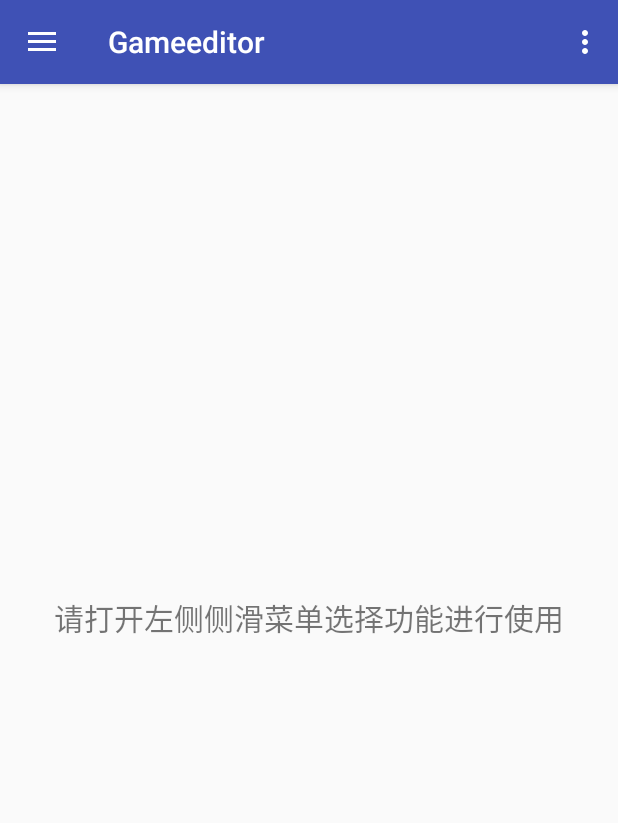
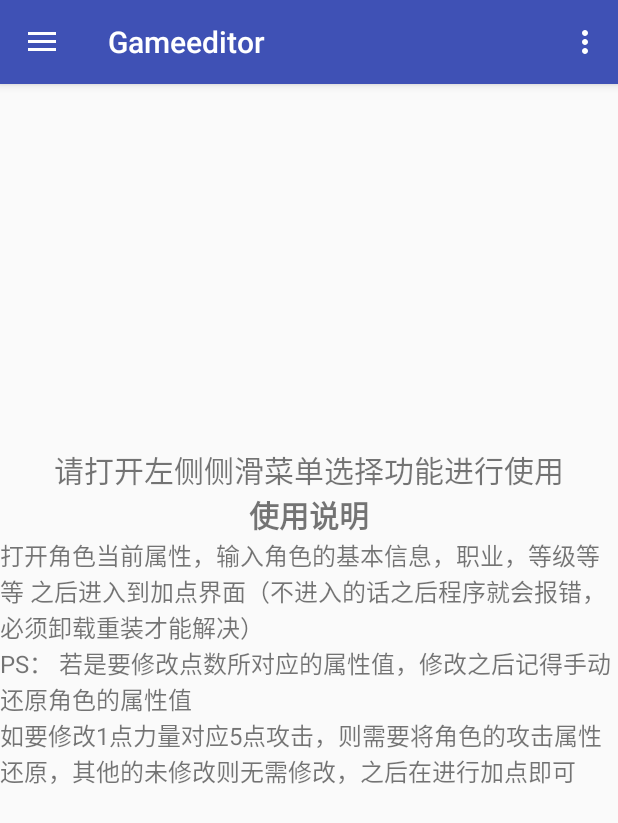
Before and after one commit to Stars-One/Game_editor, an Android app: the MainActivity screen opened directly, with no data from a screen before it, on a phone screen of 412 x 824 dp. Shown: the top 823 px of the screen. Run offline under Robolectric (Android 15) with nearby library versions, the phone set to English and light mode, and no system bars; libraries missing offline, so code that uses them is left out: com.yalantis.ucrop.

Commit message:
增加首页的使用说明

```diff
--- a/app/src/main/java/com/wan/gameditor/activity/MainActivity.java
+++ b/app/src/main/java/com/wan/gameditor/activity/MainActivity.java
@@ -194,6 +194,7 @@ public class MainActivity extends AppCompatActivity
                 startActivity(intent1);
                 break;
             case R.id.new_part:
+                Toast.makeText(this, "功能还在开发中...", Toast.LENGTH_SHORT).show();
                 break;
             case R.id.about:
                 onBackPressed();
--- a/app/src/main/java/com/wan/gameditor/activity/SettingActivity.java
+++ b/app/src/main/java/com/wan/gameditor/activity/SettingActivity.java
@@ -57,6 +57,7 @@ public class SettingActivity extends AppCompatActivity implements View.OnClickLi
     public void onClick(View v) {
         switch (v.getId()) {
             case R.id.changeColor:
+                Toast.makeText(this, "功能正在开发中...", Toast.LENGTH_SHORT).show();
                 break;
             default:
                 break;
--- a/app/src/main/res/layout/activity_main_content.xml
+++ b/app/src/main/res/layout/activity_main_content.xml
@@ -1,11 +1,24 @@
 <?xml version="1.0" encoding="utf-8"?>
 <LinearLayout xmlns:android="http://schemas.android.com/apk/res/android"
               android:layout_width="match_parent"
+              android:gravity="center"
+              android:orientation="vertical"
               android:layout_height="match_parent">
-<TextView
+    <TextView
     android:layout_width="match_parent"
-    android:layout_height="match_parent"
+    android:layout_height="wrap_content"
     android:textSize="20sp"
     android:gravity="center"
     android:text="@string/explain"/>
+    <TextView
+        android:layout_width="wrap_content"
+        android:layout_height="wrap_content"
+        android:textStyle="bold"
+        android:text="使用说明"
+        android:textSize="20sp"/>
+    <TextView
+        android:layout_width="match_parent"
+        android:layout_height="wrap_content"
+        android:textSize="16sp"
+        android:text="@string/introduce"/>
 </LinearLayout>
--- a/app/src/main/res/layout/app_bar_main.xml
+++ b/app/src/main/res/layout/app_bar_main.xml
@@ -1,5 +1,5 @@
 <?xml version="1.0" encoding="utf-8"?>
-<android.support.design.widget.CoordinatorLayout
+<android.support.constraint.ConstraintLayout
     xmlns:android="http://schemas.android.com/apk/res/android"
     xmlns:app="http://schemas.android.com/apk/res-auto"
     xmlns:tools="http://schemas.android.com/tools"
@@ -21,8 +21,9 @@
 
     </android.support.design.widget.AppBarLayout>
 
+
     <include layout="@layout/activity_main_content"/>
 
 
 
-</android.support.design.widget.CoordinatorLayout>
+</android.support.constraint.ConstraintLayout>
--- a/app/src/main/res/values/strings.xml
+++ b/app/src/main/res/values/strings.xml
@@ -65,6 +65,7 @@
 
     <!-- TODO: Remove or change this placeholder text -->
     <string name="hello_blank_fragment">Hello blank fragment</string>
+    <string name="introduce">打开角色当前属性，输入角色的基本信息，职业，等级等等 之后进入到加点界面（不进入的话之后程序就会报错，必须卸载重装才能解决）\nPS： 若是要修改点数所对应的属性值，修改之后记得手动还原角色的属性值\n如要修改1点力量对应5点攻击，则需要将角色的攻击属性还原，其他的未修改则无需修改，之后在进行加点即可</string>
 
 
 </resources>
```
